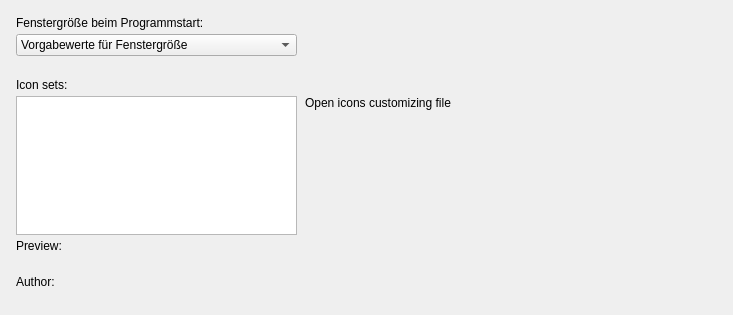
Qt form src/forms/SetupFrameSurfaceUnit.ui (Eldricos/D-Fend-Reborn) before a commit.
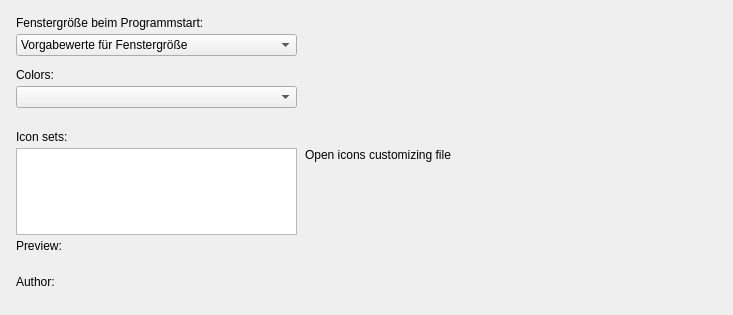
The same form after that commit. Custom widgets are drawn as their Qt base class.

What changed in the file:
```diff
--- a/src/forms/SetupFrameSurfaceUnit.ui
+++ b/src/forms/SetupFrameSurfaceUnit.ui
@@ -49,6 +49,26 @@
               <property name="minimumSize"><size><width>281</width><height>0</height></size></property>
             </widget>
           </item>
+          <item row="2" column="0" colspan="2">
+            <spacer name="SetupFrameSurface_Section1_Gap">
+              <property name="orientation"><enum>Qt::Vertical</enum></property>
+              <property name="sizeType"><enum>QSizePolicy::Fixed</enum></property>
+              <property name="sizeHint" stdset="0"><size><width>0</width><height>8</height></size></property>
+            </spacer>
+          </item>
+          <item row="3" column="0" colspan="2">
+            <widget class="QLabel" name="ColorSchemeLabel">
+              <property name="text"><string>Colors:</string></property>
+              <property name="textFormat"><enum>Qt::PlainText</enum></property>
+              <property name="alignment"><set>Qt::AlignLeft|Qt::AlignTop</set></property>
+            </widget>
+          </item>
+          <item row="4" column="0" alignment="Qt::AlignLeft">
+            <widget class="QComboBox" name="ColorSchemeComboBox">
+              <property name="editable"><bool>false</bool></property>
+              <property name="minimumSize"><size><width>281</width><height>0</height></size></property>
+            </widget>
+          </item>
           <item row="0" column="1">
             <spacer name="SetupFrameSurface_Section1_HFill">
               <property name="orientation"><enum>Qt::Horizontal</enum></property>
```
